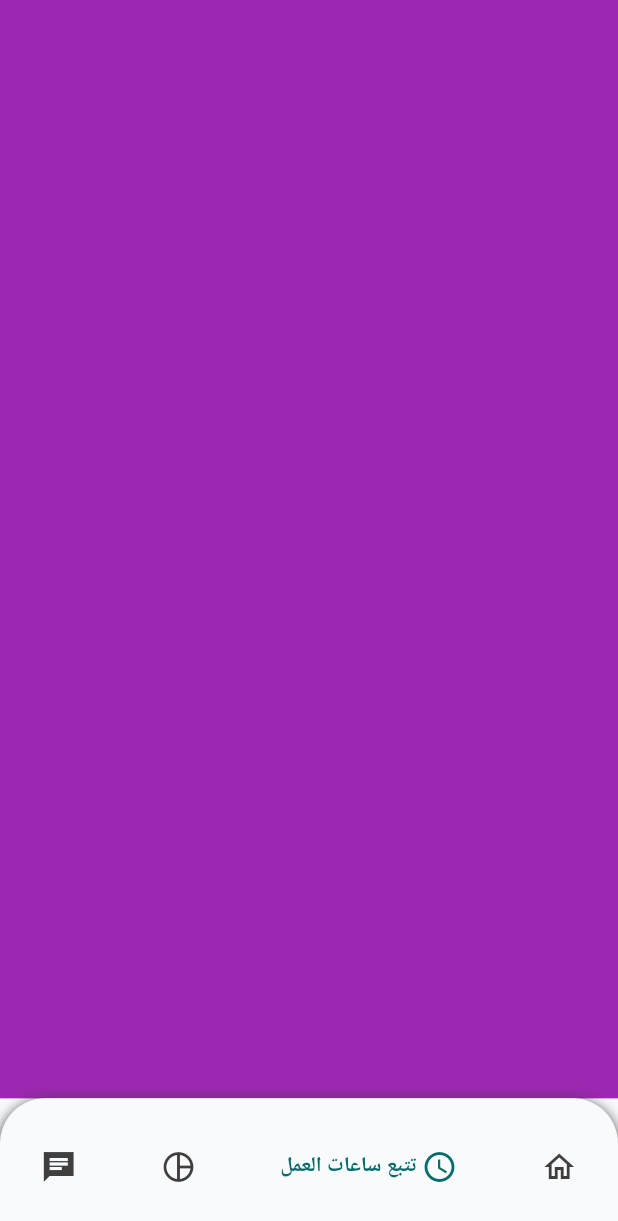
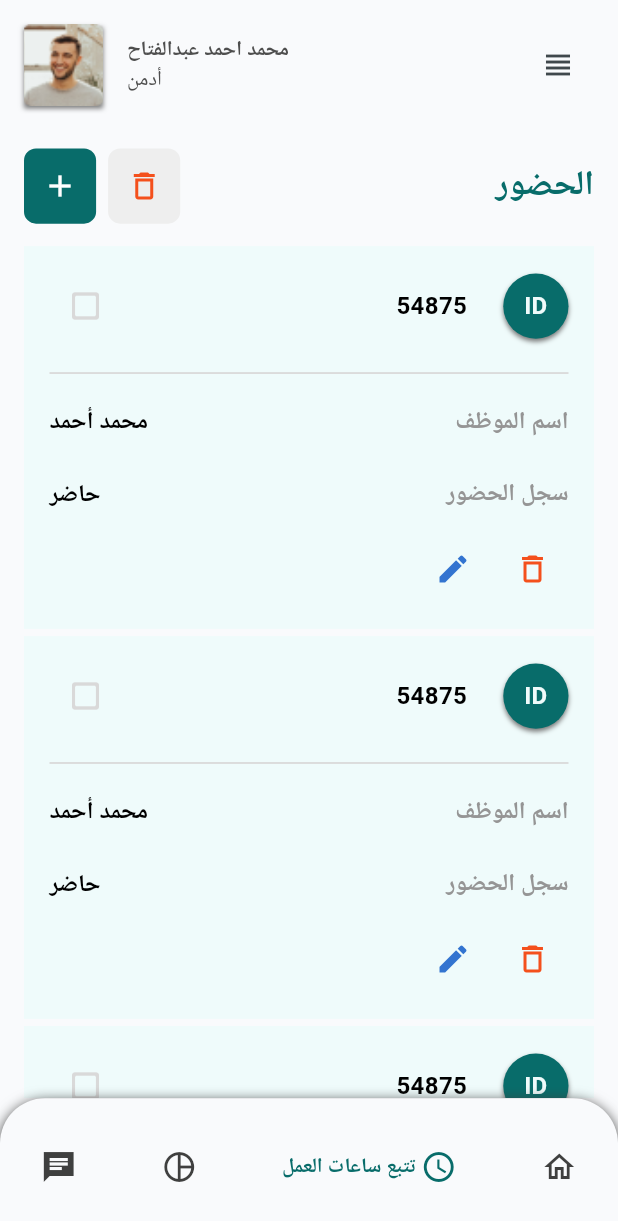
Before and after one commit to Yara-mohamed0/production_management, a Flutter app: the BottomNavigationWidget screen opened directly, item 2 of the bottom bar chosen, on a phone screen of 412 x 824 dp. Shown: the top 1221 px of the screen. Run offline on Flutter 3.47's test engine with Material 3 defaults, Android fonts, the phone set to English and light mode, and no system bars; drawn by our look-alikes of google_nav_bar; our stand-ins replace fl_chart, flutter_bloc, flutter_screenutil, google_fonts, syncfusion_flutter_charts, syncfusion_flutter_gauges and 1 more; Roboto replaces fonts that are missing (Cairo).

Commit message:
Track Working Files

```diff
--- a/lib/core/shared_widgets/bottom_navigationbar.dart
+++ b/lib/core/shared_widgets/bottom_navigationbar.dart
@@ -2,6 +2,7 @@ import 'package:flutter/material.dart';
 import 'package:flutter_bloc/flutter_bloc.dart';
 import 'package:flutter_screenutil/flutter_screenutil.dart';
 import 'package:google_nav_bar/google_nav_bar.dart';
+import 'package:production_management/core/theming/styles.dart';
 import 'package:production_management/features/home/logic/cubit/cubit.dart';
 import 'package:production_management/features/home/logic/cubit/state.dart';
 
@@ -47,22 +48,26 @@ class BottomNavigationWidget extends StatelessWidget {
                     cubit.changeBottom(index);
                   },
                   selectedIndex: cubit.currentIndex,
-                  tabs: const [
+                  tabs:  [
                     GButton(
                       icon: Icons.home_outlined,
                       text: "الرئيسية",
+                      textStyle: AppFonts.font12W700Primary,
                     ),
                     GButton(
                       icon: Icons.watch_later_outlined,
                       text: "تتبع ساعات العمل",
+                      textStyle: AppFonts.font12W700Primary,
                     ),
                     GButton(
                       icon: Icons.pie_chart_outline,
                       text: "تتبع الصيانة",
+                      textStyle: AppFonts.font12W700Primary,
                     ),
                     GButton(
                       icon: Icons.chat_sharp,
                       text: "التواصل الداخلي",
+                      textStyle: AppFonts.font12W700Primary,
                     ),
                   ],
                 ),
--- a/lib/core/theming/styles.dart
+++ b/lib/core/theming/styles.dart
@@ -23,6 +23,14 @@ class AppFonts {
     fontWeight: FontWeightHelper.bold,
     color: AppColors.chartDetailsColor,
   );
+
+  static TextStyle font12W700Primary = GoogleFonts.cairo(
+    fontSize: 12.sp,
+    fontWeight: FontWeightHelper.bold,
+    color: AppColors.mainColor,
+  );
+
+
 
   static TextStyle font14W700White = GoogleFonts.cairo(
     fontSize: 14.sp,
--- a/lib/features/home/logic/cubit/cubit.dart
+++ b/lib/features/home/logic/cubit/cubit.dart
@@ -2,6 +2,7 @@ import 'package:flutter/material.dart';
 import 'package:flutter_bloc/flutter_bloc.dart';
 import 'package:production_management/features/home/ui/screen/home_screen.dart';
 
+import '../../../track_working_hours/ui/screen/track_working_hours_screen.dart';
 import 'state.dart';
 
 class HomeCubit extends Cubit<HomeStates> {
@@ -13,9 +14,7 @@ class HomeCubit extends Cubit<HomeStates> {
 
   List<Widget> bottomScreens = [
     const HomeScreen(),
-    Container(
-      color: Colors.purple,
-    ),
+    const TrackWorkingHoursScreen(),
     Container(
       color: Colors.deepPurple,
     ),
--- a/lib/features/home/ui/widgets/gauge_widget.dart
+++ b/lib/features/home/ui/widgets/gauge_widget.dart
@@ -71,6 +71,7 @@ class GaugeWidget extends StatelessWidget {
                     angle: 15,
                   ),
                 ],
+                labelsPosition: ElementsPosition.outside,
                 axisLabelStyle: const GaugeTextStyle(
                   fontSize: 20,
                   fontWeight: FontWeight.bold,
--- /dev/null
+++ b/lib/features/track_working_hours/ui/screen/track_working_hours_screen.dart
@@ -0,0 +1,46 @@
+import 'package:flutter/material.dart';
+
+import '../../../home/ui/widgets/gauge_widget.dart';
+import '../../../home/ui/widgets/home_header.dart';
+import '../widgets/attendance_listview.dart';
+import '../widgets/attendance_row.dart';
+import '../widgets/circular_chart.dart';
+import '../widgets/productivity_chart.dart';
+import '../widgets/work_hours_listview.dart';
+
+class TrackWorkingHoursScreen extends StatelessWidget {
+  const TrackWorkingHoursScreen({super.key});
+
+  @override
+  Widget build(BuildContext context) {
+    return Scaffold(
+      body: SafeArea(
+        child: SingleChildScrollView(
+          child: Padding(
+            padding: const EdgeInsets.symmetric(horizontal: 16, vertical: 16),
+            child: Column(
+              crossAxisAlignment: CrossAxisAlignment.start,
+              children: [
+                const HomeHeader(),
+                const SizedBox(height: 28),
+                const AttendanceRow(),
+                const SizedBox(height: 15),
+                const AttendanceListview(),
+                const SizedBox(height: 15),
+                ProductivityChart(),
+                const SizedBox(height: 15),
+                const WorkHoursListview(),
+                const SizedBox(height: 15),
+                const CircularChart(),
+                const SizedBox(
+                  height: 16,
+                ),
+                const GaugeWidget(),
+              ],
+            ),
+          ),
+        ),
+      ),
+    );
+  }
+}
--- /dev/null
+++ b/lib/features/track_working_hours/ui/widgets/attendance_card.dart
@@ -0,0 +1,109 @@
+import 'package:flutter/material.dart';
+import 'package:flutter_screenutil/flutter_screenutil.dart';
+import 'package:production_management/features/track_working_hours/ui/widgets/attendance_detail_row.dart';
+
+import '../../../../../core/theming/colors.dart';
+import '../../../../../core/theming/styles.dart';
+import '../../../../core/shared_widgets/default_line.dart';
+
+class AttendanceCard extends StatelessWidget {
+  const AttendanceCard({super.key});
+
+  @override
+  Widget build(BuildContext context) {
+    return Container(
+      decoration: const BoxDecoration(
+        color: AppColors.lightGreen,
+      ),
+      child: Padding(
+        padding: const EdgeInsets.symmetric(horizontal: 17, vertical: 16),
+        child: Column(
+          children: [
+            Row(
+              children: [
+                Container(
+                  width: 38.0.w,
+                  height: 38.0.h,
+                  decoration: const BoxDecoration(
+                    shape: BoxShape.circle,
+                    color: AppColors.mainColor,
+                    boxShadow: [
+                      BoxShadow(
+                        color: AppColors.lightGrey,
+                        blurRadius: 2,
+                        offset: Offset(0, 2),
+                      )
+                    ],
+                  ),
+                  child: Center(
+                    child: Text(
+                      "ID",
+                      style: AppFonts.font14W700LightGreen,
+                    ),
+                  ),
+                ),
+                SizedBox(width: 21.w),
+                Expanded(
+                  child: Text(
+                    "54875",
+                    style: AppFonts.font14W700Black,
+                  ),
+                ),
+                const Spacer(),
+                IconButton(
+                  onPressed: () {},
+                  icon: const Icon(
+                    Icons.check_box_outline_blank_rounded,
+                    color: AppColors.onboardingGrey,
+                  ),
+                ),
+              ],
+            ),
+            const SizedBox(
+              height: 20,
+            ),
+            const DefaultLine(),
+            const SizedBox(
+              height: 20,
+            ),
+            const AttendanceDetailsRow(
+              productDetail: 'اسم الموظف',
+              productName: 'محمد أحمد',
+            ),
+            const SizedBox(
+              height: 24,
+            ),
+            const AttendanceDetailsRow(
+              productDetail: 'سجل الحضور',
+              productName: 'حاضر',
+            ),
+            const SizedBox(
+              height: 14,
+            ),
+            Row(
+              children: [
+                IconButton(
+                  onPressed: () {},
+                  icon: const Icon(
+                    Icons.delete_outline,
+                    color: AppColors.textRed,
+                  ),
+                ),
+                const SizedBox(
+                  width: 5,
+                ),
+                IconButton(
+                  onPressed: () {},
+                  icon: const Icon(
+                    Icons.edit,
+                    color: AppColors.clockColor,
+                  ),
+                ),
+              ],
+            )
+          ],
+        ),
+      ),
+    );
+  }
+}
--- /dev/null
+++ b/lib/features/track_working_hours/ui/widgets/attendance_detail_row.dart
@@ -0,0 +1,30 @@
+import 'package:flutter/material.dart';
+import 'package:production_management/core/theming/styles.dart';
+
+class AttendanceDetailsRow extends StatelessWidget {
+  const AttendanceDetailsRow({
+    super.key,
+    required this.productDetail,
+    required this.productName,
+  });
+
+  final String productDetail;
+  final String productName;
+
+  @override
+  Widget build(BuildContext context) {
+    return Row(
+      mainAxisAlignment: MainAxisAlignment.spaceBetween,
+      children: [
+        Text(
+          productDetail,
+          style: AppFonts.font14W700ProductDetails,
+        ),
+        Text(
+          productName,
+          style: AppFonts.font14W700Black,
+        ),
+      ],
+    );
+  }
+}
--- /dev/null
+++ b/lib/features/track_working_hours/ui/widgets/attendance_listview.dart
@@ -0,0 +1,25 @@
+import 'package:flutter/material.dart';
+import 'package:flutter_screenutil/flutter_screenutil.dart';
+
+import 'attendance_card.dart';
+
+class AttendanceListview extends StatelessWidget {
+  const AttendanceListview({super.key});
+
+  @override
+  Widget build(BuildContext context) {
+    return LayoutBuilder(
+      builder: (context, constraints) {
+        return ListView.separated(
+          physics: const NeverScrollableScrollPhysics(),
+          itemCount: 3,
+          separatorBuilder: (context, index) => SizedBox(
+            height: 4.h,
+          ),
+          itemBuilder: (context, index) => const AttendanceCard(),
+          shrinkWrap: true,
+        );
+      },
+    );
+  }
+}
--- /dev/null
+++ b/lib/features/track_working_hours/ui/widgets/attendance_row.dart
@@ -0,0 +1,55 @@
+import 'package:flutter/material.dart';
+import 'package:flutter_screenutil/flutter_screenutil.dart';
+
+import '../../../../core/theming/colors.dart';
+import '../../../../core/theming/styles.dart';
+
+class AttendanceRow extends StatelessWidget {
+  const AttendanceRow({
+    super.key,
+  });
+
+  @override
+  Widget build(BuildContext context) {
+    return Row(
+      mainAxisAlignment: MainAxisAlignment.spaceBetween,
+      children: [
+        Text(
+          "الحضور",
+          style: AppFonts.font20W700Primary,
+        ),
+        Row(
+          children: [
+            GestureDetector(
+              onTap: (){},
+              child: Container(
+                width: 42.0.w,
+                height: 42.0.h,
+                decoration:  BoxDecoration(
+                  shape: BoxShape.rectangle,
+                  color: AppColors.searchBackgroundColor,
+                  borderRadius: BorderRadius.circular(8),
+                ),
+                child: const Icon(Icons.delete_outline_outlined,color: AppColors.textRed,),
+              ),
+            ),
+            const SizedBox(width: 8,),
+            GestureDetector(
+              onTap: (){},
+              child: Container(
+                width: 42.0.w,
+                height: 42.0.h,
+                decoration:  BoxDecoration(
+                  shape: BoxShape.rectangle,
+                  color: AppColors.mainColor,
+                  borderRadius: BorderRadius.circular(8),
+                ),
+                child: const Icon(Icons.add,color: AppColors.whiteColor,),
+              ),
+            ),
+          ],
+        )
+      ],
+    );
+  }
+}
--- a/pubspec.yaml
+++ b/pubspec.yaml
@@ -40,8 +40,8 @@ dependencies:
   fl_chart:
   google_nav_bar:
   syncfusion_flutter_gauges: ^26.1.39
-
-  # The following adds the Cupertino Icons font to your application.
+  syncfusion_flutter_charts:
+# The following adds the Cupertino Icons font to your application.
   # Use with the CupertinoIcons class for iOS style icons.
   cupertino_icons: ^1.0.6
 
```
Also changed, not shown: lib/features/track_working_hours/ui/widgets/circular_chart.dart (added, +54 -0 lines), lib/features/track_working_hours/ui/widgets/productivity_chart.dart (added, +84 -0 lines), lib/features/track_working_hours/ui/widgets/work_hours_card.dart (added, +87 -0 lines), lib/features/track_working_hours/ui/widgets/work_hours_detail_row.dart (added, +94 -0 lines), lib/features/track_working_hours/ui/widgets/work_hours_listview.dart (added, +26 -0 lines), pubspec.lock.
